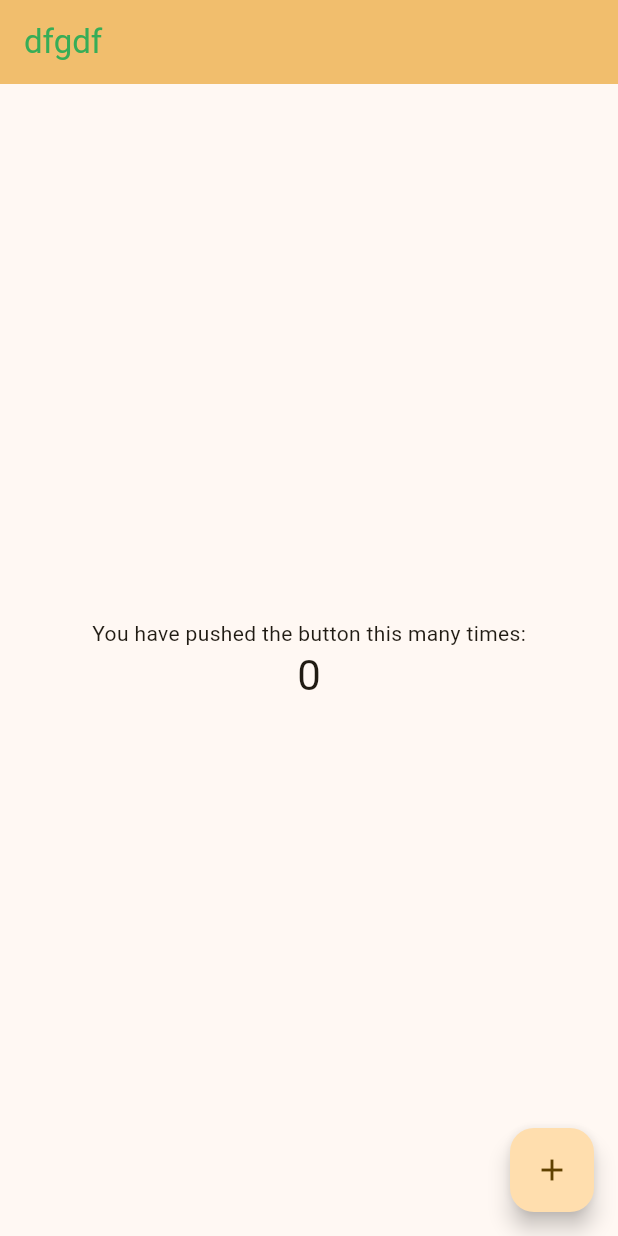
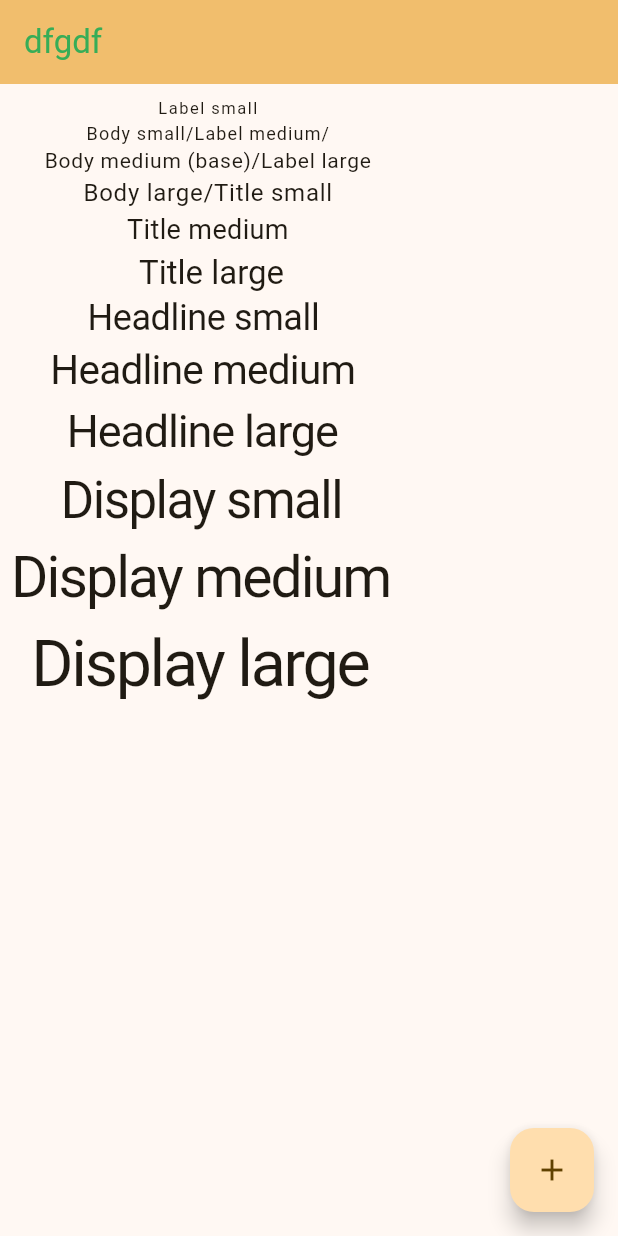
Before and after one commit to The-Artista/artista_config, a Flutter app: the screen it shows after launch, on a phone screen of 412 x 824 dp. Run offline on Flutter 3.47's test engine with Material 2 defaults, Android fonts, the phone set to English and light mode, and no system bars; our stand-ins replace get_it.

Commit message:
feat(typo): rnd

```diff
--- a/example/lib/main.dart
+++ b/example/lib/main.dart
@@ -100,31 +100,57 @@ class _MyHomePageState extends State<MyHomePage> {
           style: TextStyle(color: context.artistaColors!.success),
         ),
       ),
-      body: Center(
-        // Center is a layout widget. It takes a single child and positions it
-        // in the middle of the parent.
+      body: Padding(
+        padding: const EdgeInsets.all(8.0),
         child: Column(
-          // Column is also a layout widget. It takes a list of children and
-          // arranges them vertically. By default, it sizes itself to fit its
-          // children horizontally, and tries to be as tall as its parent.
-          //
-          // Column has various properties to control how it sizes itself and
-          // how it positions its children. Here we use mainAxisAlignment to
-          // center the children vertically; the main axis here is the vertical
-          // axis because Columns are vertical (the cross axis would be
-          // horizontal).
-          //
-          // TRY THIS: Invoke "debug painting" (choose the "Toggle Debug Paint"
-          // action in the IDE, or press "p" in the console), to see the
-          // wireframe for each widget.
-          mainAxisAlignment: MainAxisAlignment.center,
-          children: <Widget>[
-            const Text(
-              'You have pushed the button this many times:',
+          children: [
+            Text(
+              'Label small',
+              style: TextStyle(fontSize: 11,letterSpacing: 1),
             ),
             Text(
-              '$_counter',
-              style: Theme.of(context).textTheme.headlineMedium,
+              'Body small/Label medium/',
+              style: TextStyle(fontSize: 12, letterSpacing: .75),
+            ),
+            Text(
+              'Body medium	(base)/Label large',
+              style: TextStyle(fontSize: 14,letterSpacing: .50),
+            ),
+            Text(
+              'Body large/Title small',
+              style: TextStyle(fontSize: 16,letterSpacing: .50),
+            ),
+            Text(
+              'Title medium',
+              style: TextStyle(fontSize: 18,letterSpacing: .25),
+            ),
+            Text(
+              '	Title large',
+              style: TextStyle(fontSize: 22,letterSpacing: 0),
+            ),
+            Text(
+              'Headline small	',
+              style: TextStyle(fontSize: 24,letterSpacing: -0.25,height: 1.25),
+            ),
+            Text(
+              'Headline medium	',
+              style: TextStyle(fontSize: 27,letterSpacing: -0.50),
+            ),
+            Text(
+              'Headline large	',
+              style: TextStyle(fontSize: 30,letterSpacing: -0.75),
+            ),
+            Text(
+              'Display small	',
+              style: TextStyle(fontSize: 34,letterSpacing: -1),
+            ),
+            Text(
+              'Display medium	',
+              style: TextStyle(fontSize: 38,letterSpacing: -1.25),
+            ),
+            Text(
+              'Display large	',
+              style: TextStyle(fontSize: 43,letterSpacing: -1.50,),
             ),
           ],
         ),
--- a/lib/src/model/artista_config_model.dart
+++ b/lib/src/model/artista_config_model.dart
@@ -1,9 +1,12 @@
 import 'package:artista_config/artista_config.dart';
+import 'package:artista_config/src/model/typography.dart';
 
 class ArtistaConfigModel {
-  ArtistaConfigModel({this.colors}) {
+  ArtistaConfigModel({this.colors, this.typograpy}) {
     colors ??= ArtistaColorModel();
+    typograpy ??= TypograpyConfig();
   }
 
   ArtistaColorModel? colors;
+  TypograpyConfig? typograpy;
 }
--- a/lib/src/model/typography.dart
+++ b/lib/src/model/typography.dart
@@ -17,9 +17,7 @@ class TypographyRole {
     this.titleLarge,
     this.titleMedium,
     this.titleSmall,
-  }){
-
-  }
+  }) {}
 
   TypographyRoleProperty? displayLarge;
   TypographyRoleProperty? displayMedium;
@@ -63,3 +61,20 @@ class TypographyRoleProperty {
   final FontWeight fontWeight;
   final int lineHeight;
 }
+
+class TypograpyConfig {
+  TypograpyConfig({
+    this.fontRatio = 1.25,
+    this.lineHeightRatio = 1.5,
+    this.fontFamily = 'Roboto',
+    this.fontColor = Colors.black,
+  }) {
+    typographyRole = TypographyRole();
+  }
+
+  double? fontRatio;
+  double? lineHeightRatio;
+  String? fontFamily;
+  Color? fontColor;
+  TypographyRole? typographyRole;
+}
--- /dev/null
+++ b/lib/src/utils/font.dart
@@ -0,0 +1,3 @@
+void getFonts({double ratio = 1.33, double base = 12}) {
+
+}
```
Lines whose indentation alone changed are shown as unchanged.
